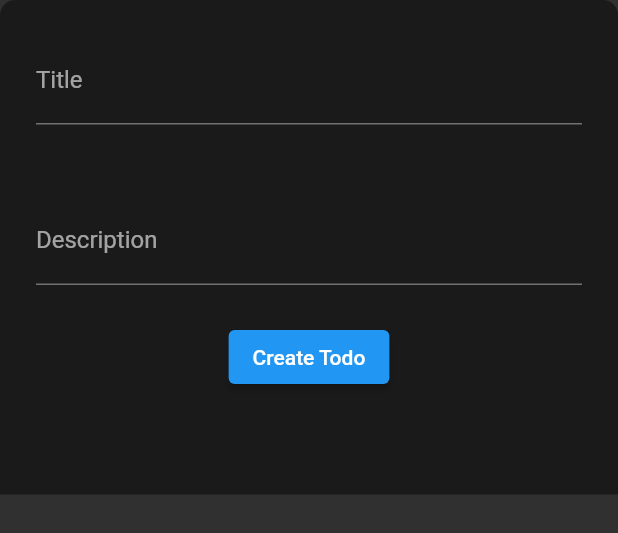
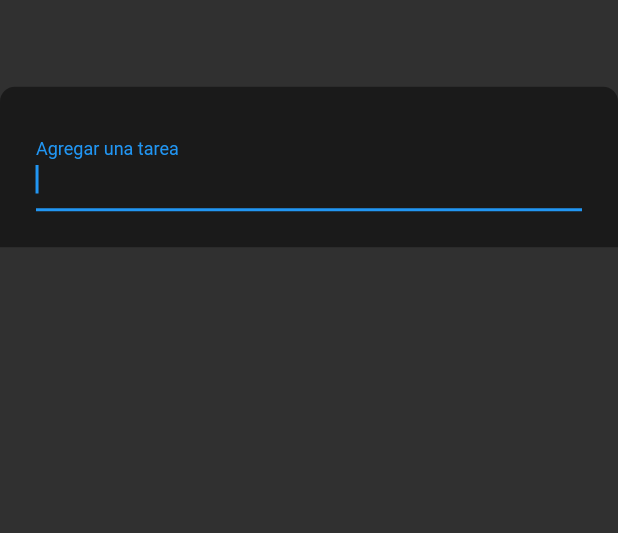
Before and after one commit to calvi7/flutter_todos, a Flutter app: the AddTodoWidget widget shown alone on an empty page, opened directly, on a phone screen of 412 x 824 dp. Shown: the top 533 px of the screen. Run offline on Flutter 3.47's test engine with Material 2 defaults, Android fonts, the phone set to English and light mode, and no system bars; our stand-ins replace bloc, equatable, flutter_bloc, hydrated_bloc.

Commit message:
General Upgrades

```diff
--- a/lib/data/repository/todo_repository.dart
+++ b/lib/data/repository/todo_repository.dart
@@ -2,18 +2,27 @@ import 'package:flutter_todos/views/todos/model/todo_model.dart';
 
 class TodoRepository {
   final List<Todo> _todos = [];
-  List<Todo> get todos => _todos;
+  List<Todo> get todos =>
+      _todos..sort((a, b) => a.created.compareTo(b.created));
 
   final List<Todo> _completed = [];
   List<Todo> get completed => _completed;
 
   final List<Todo> _initialList = [
-    const Todo(title: "Limpiar el cuarto"),
-    const Todo(
+    Todo(
+      title: "Limpiar el cuarto",
+      created: DateTime.now(),
+    ),
+    Todo(
       title: "Arreglar la casa",
       description: "Arreglar la heladera",
+      created: DateTime.now(),
     ),
-    const Todo(title: "Bañar al perro", completed: true),
+    Todo(
+      title: "Bañar al perro",
+      completed: true,
+      created: DateTime.now(),
+    ),
   ];
 
   List<Todo> get initialList => _initialList;
--- a/lib/views/todos/bloc/todos_event.dart
+++ b/lib/views/todos/bloc/todos_event.dart
@@ -19,3 +19,15 @@ class TodoRemoved extends TodosEvent {
 
   const TodoRemoved(this.todo);
 }
+
+class TodoCompleted extends TodosEvent {
+  final Todo todo;
+
+  const TodoCompleted(this.todo);
+}
+
+class TodoUncompleted extends TodosEvent {
+  final Todo todo;
+
+  const TodoUncompleted(this.todo);
+}
--- a/lib/views/todos/model/todo_model.dart
+++ b/lib/views/todos/model/todo_model.dart
@@ -5,21 +5,25 @@ class Todo extends Equatable {
     required this.title,
     this.completed = false,
     this.description,
+    required this.created,
   });
 
   final String title;
   final String? description;
   final bool completed;
+  final DateTime created;
 
   Todo copyWith({
     String? title,
     String? description,
     bool? completed,
+    DateTime? created,
   }) =>
       Todo(
         title: title ?? this.title,
         description: description,
         completed: completed ?? this.completed,
+        created: created ?? this.created,
       );
 
   @override
--- a/lib/views/todos/widgets/add_todo_widget.dart
+++ b/lib/views/todos/widgets/add_todo_widget.dart
@@ -18,7 +18,7 @@ class _AddTodoWidgetState extends State<AddTodoWidget> {
   @override
   Widget build(BuildContext context) {
     return SizedBox(
-      height: MediaQuery.of(context).size.height * 0.4,
+      height: MediaQuery.of(context).size.height * 0.2,
       child: Stack(
         children: [
           Align(
@@ -30,22 +30,10 @@ class _AddTodoWidgetState extends State<AddTodoWidget> {
                   top: Radius.circular(10),
                 ),
               ),
-              child: Column(
-                children: [
-                  AddTodoInput(label: "Title", controller: titleController),
-                  AddTodoInput(
-                    label: "Description",
-                    controller: descriptionController,
-                  ),
-                  ElevatedButton(
-                    onPressed: () => _createTodo(
-                      context,
-                      titleController.text,
-                      descriptionController.text,
-                    ),
-                    child: const Text("Create Todo"),
-                  ),
-                ],
+              child: AddTodoInput(
+                label: "Agregar una tarea",
+                controller: titleController,
+                onSend: () => _createTodo(context, titleController.text),
               ),
             ),
           ),
@@ -54,8 +42,8 @@ class _AddTodoWidgetState extends State<AddTodoWidget> {
     );
   }
 
-  void _createTodo(BuildContext context, String title, String description) {
-    final isValid = _validateTodo(title, description);
+  void _createTodo(BuildContext context, String title) {
+    final isValid = _validateTodo(title);
 
     if (!isValid) {
       ScaffoldMessenger.of(context).showSnackBar(
@@ -74,13 +62,13 @@ class _AddTodoWidgetState extends State<AddTodoWidget> {
     final Todo todo = Todo(
       title: title,
       completed: false,
-      description: description,
+      created: DateTime.now(),
     );
     context.read<TodosBloc>().add(TodoAdded(todo));
     Navigator.of(context).pop();
   }
 
-  bool _validateTodo(String title, String description) {
+  bool _validateTodo(String title) {
     if (title.isEmpty) {
       return false;
     }
--- a/lib/views/todos/widgets/todos_initial_view.dart
+++ b/lib/views/todos/widgets/todos_initial_view.dart
@@ -7,9 +7,9 @@ class TodosInitialView extends StatelessWidget {
   Widget build(BuildContext context) {
     return Center(
       child: SizedBox(
-        width: MediaQuery.of(context).size.width * 0.6,
+        width: MediaQuery.of(context).size.width * 0.7,
         child: const Text(
-          "It seems there are no Todos loaded. Maybe try adding one?",
+          "Parece que no tenes tareas pendientes.",
           textAlign: TextAlign.center,
         ),
       ),
--- a/lib/views/todos/widgets/todos_loaded_view.dart
+++ b/lib/views/todos/widgets/todos_loaded_view.dart
@@ -2,6 +2,7 @@ import 'package:flutter/material.dart';
 import 'package:flutter_bloc/flutter_bloc.dart';
 import 'package:flutter_todos/views/todos/bloc/todos_bloc.dart';
 import 'package:flutter_todos/views/todos/model/todo_model.dart';
+import 'package:flutter_todos/views/todos/widgets/todo_card.dart';
 
 class TodosLoadedView extends StatelessWidget {
   const TodosLoadedView({
@@ -14,23 +15,14 @@ class TodosLoadedView extends StatelessWidget {
   @override
   Widget build(BuildContext context) {
     return ListView.separated(
+      physics: const NeverScrollableScrollPhysics(),
+      shrinkWrap: true,
       separatorBuilder: (context, index) => const Divider(),
       itemCount: todos.length,
       itemBuilder: (context, index) {
         final todo = todos[index];
-        return ListTile(
-          title: Text(todo.title),
-          subtitle: todo.description != null ? Text(todo.description!) : null,
-          trailing: ElevatedButton(
-            onPressed: () => _removeTodo(context, todo),
-            child: const Icon(Icons.remove),
-          ),
-        );
+        return TodoCard(todo: todo);
       },
     );
   }
-
-  void _removeTodo(BuildContext context, Todo todo) {
-    context.read<TodosBloc>().add(TodoRemoved(todo));
-  }
 }
--- a/lib/widgets/add_todo_input.dart
+++ b/lib/widgets/add_todo_input.dart
@@ -5,16 +5,20 @@ class AddTodoInput extends StatelessWidget {
     super.key,
     required this.label,
     required this.controller,
+    required this.onSend,
   });
 
   final String label;
   final TextEditingController controller;
+  final VoidCallback onSend;
 
   @override
   Widget build(BuildContext context) {
     return Padding(
       padding: const EdgeInsets.all(24.0),
       child: TextFormField(
+        autofocus: true,
+        onFieldSubmitted: (String _) => onSend(),
         controller: controller,
         decoration: InputDecoration(
           label: Text(label),
--- a/pubspec.yaml
+++ b/pubspec.yaml
@@ -37,6 +37,7 @@ dependencies:
   flutter_bloc: ^8.1.1
   http: ^0.13.5
   hydrated_bloc: ^8.1.0
+  intl: ^0.17.0
   mason: ^0.1.0-dev.34
   path_provider: ^2.0.11
 
```
Also changed, not shown: lib/constants/text_styling.dart (added, +13 -0 lines), lib/utils/datetime.dart (added, +11 -0 lines), lib/views/todos/bloc/todos_bloc.dart (+24 -0 lines), lib/views/todos/view/todos_view.dart (+20 -12 lines), lib/views/todos/widgets/fab_builder.dart (added, +27 -0 lines), lib/views/todos/widgets/todo_card.dart (added, +54 -0 lines), lib/views/todos/widgets/todos_appbar.dart (added, +22 -0 lines), lib/widgets/list_item_selector.dart (added, +51 -0 lines), lib/views/todos/todos.dart (line endings or trailing spaces), pubspec.lock.
